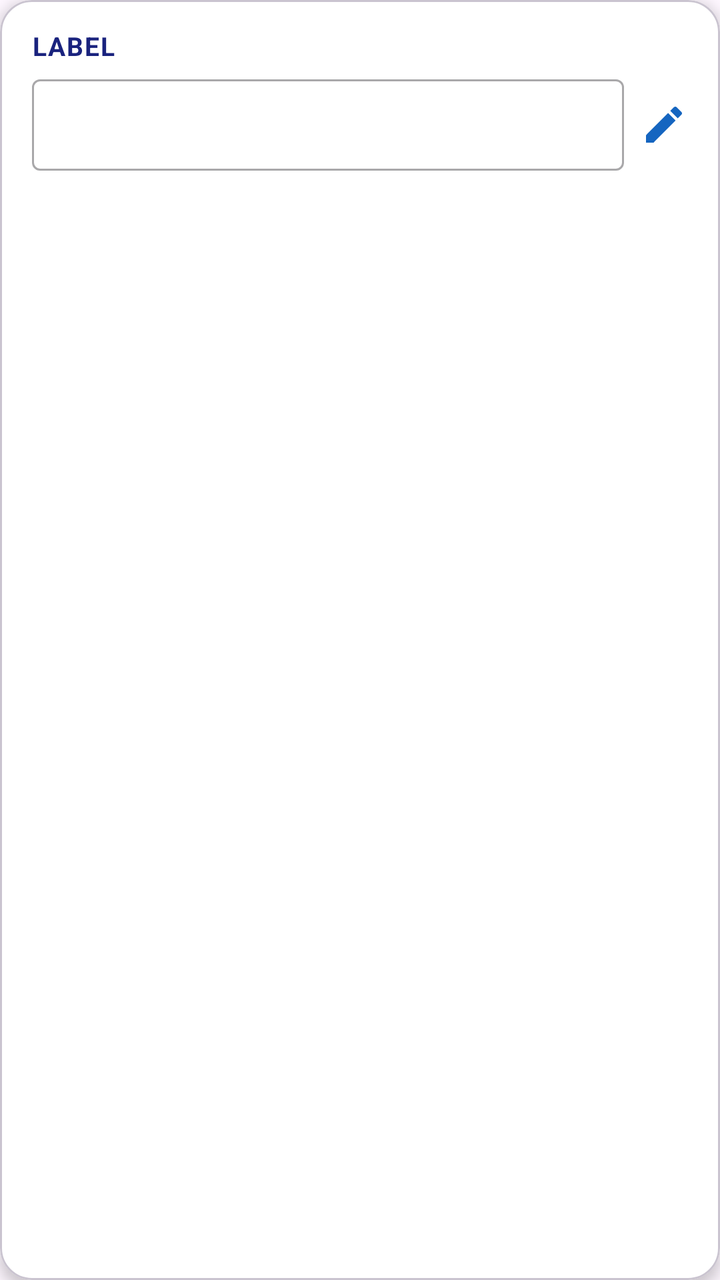
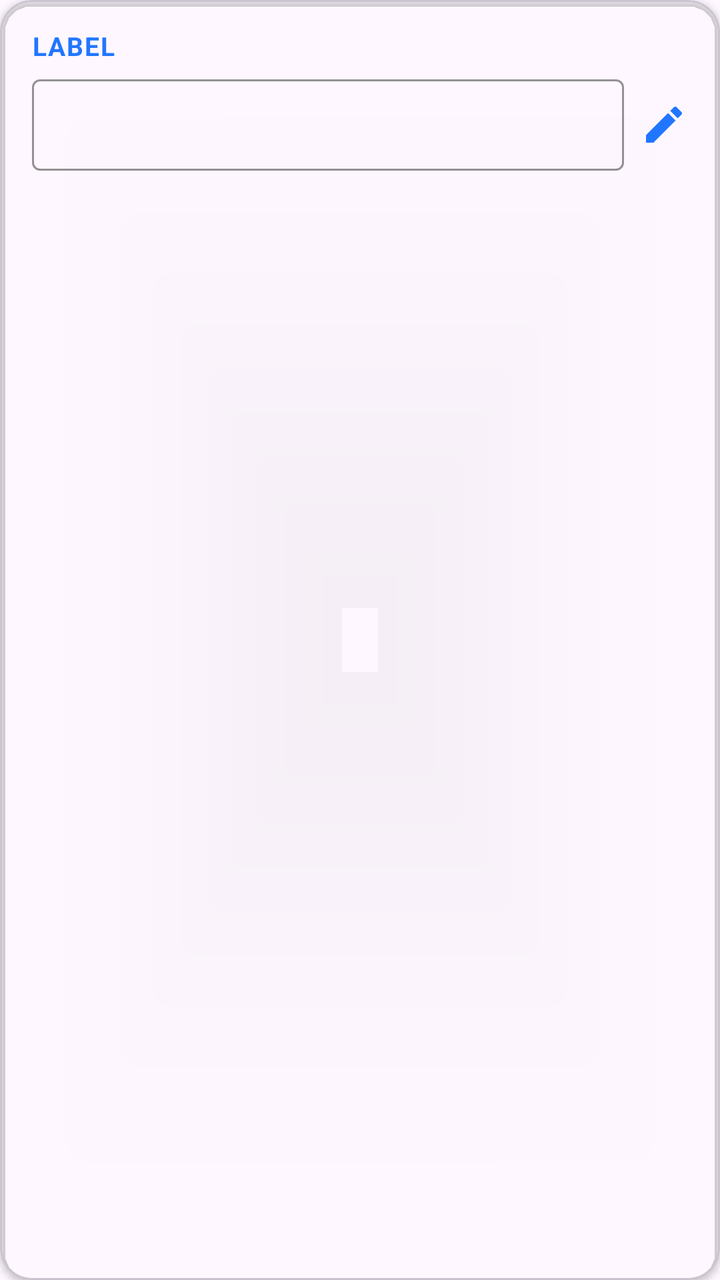

Compare the two renders of this Android layout. The source of the first and the diff that turns it into the second are given below.
<!-- AndroidManifest.xml: application theme Theme.Appointment_Schedule -->
<!-- res/layout/layout_profile_field.xml -->
<?xml version="1.0" encoding="utf-8"?>

<com.google.android.material.card.MaterialCardView xmlns:android="http://schemas.android.com/apk/res/android"
    xmlns:app="http://schemas.android.com/apk/res-auto"
    android:layout_width="match_parent"
    android:layout_height="wrap_content"
    app:cardBackgroundColor="#FFFFFF"
    app:cardCornerRadius="16dp"
    app:cardElevation="4dp">

    <LinearLayout
        android:layout_width="match_parent"
        android:layout_height="wrap_content"
        android:orientation="vertical"
        android:paddingStart="16dp"
        android:paddingTop="14dp"
        android:paddingEnd="16dp"
        android:paddingBottom="14dp">

        <TextView
            android:id="@+id/tv_label"
            android:layout_width="wrap_content"
            android:layout_height="wrap_content"
            android:layout_marginBottom="8dp"
            android:letterSpacing="0.05"
            android:text="LABEL"
            android:textColor="#1A237E"
            android:textSize="13sp"
            android:textStyle="bold" />

        <LinearLayout
            android:layout_width="match_parent"
            android:layout_height="wrap_content"
            android:gravity="center_vertical"
            android:orientation="horizontal">

            <com.google.android.material.textfield.TextInputLayout
                android:id="@+id/text_input_layout"
                style="@style/Widget.MaterialComponents.TextInputLayout.OutlinedBox"
                android:layout_width="0dp"
                android:layout_height="wrap_content"
                android:layout_weight="1"
                app:hintEnabled="false">

                <com.google.android.material.textfield.TextInputEditText
                    android:id="@+id/et_input"
                    android:layout_width="match_parent"
                    android:layout_height="wrap_content"
                    android:enabled="false"
                    android:padding="12dp"
                    android:textColor="#1A1A2E"
                    android:textSize="16sp" />
            </com.google.android.material.textfield.TextInputLayout>

            <ImageButton
                android:id="@+id/btn_edit_field"
                android:layout_width="24dp"
                android:layout_height="24dp"
                android:layout_marginStart="8dp"
                android:background="@android:color/transparent"
                android:contentDescription="@string/desc_edit_field"
                android:src="@drawable/ic_edit"
                android:tint="#1565C0" />
        </LinearLayout>

        <TextView
            android:id="@+id/tv_error"
            android:layout_width="wrap_content"
            android:layout_height="wrap_content"
            android:layout_marginTop="4dp"
            android:text="Error message"
            android:textColor="#FF6B6B"
            android:textSize="12sp"
            android:visibility="gone" />
    </LinearLayout>
</com.google.android.material.card.MaterialCardView>
<!-- resources referenced by this layout -->
<resources>
  <!-- drawable ic_edit (drawable) -->
  <vector xmlns:android="http://schemas.android.com/apk/res/android"
      android:width="24dp"
      android:height="24dp"
      android:viewportWidth="24"
      android:viewportHeight="24"
      android:tint="@color/primary_blue">
      <path
          android:fillColor="@android:color/white"
          android:pathData="M3,17.25V21h3.75L17.81,9.94l-3.75,-3.75L3,17.25zM20.71,7.04c0.39,-0.39 0.39,-1.02 0,-1.41l-2.34,-2.34c-0.39,-0.39 -1.02,-0.39 -1.41,0l-1.83,1.83 3.75,3.75 1.83,-1.83z"/>
  </vector>
  <style name="Theme.Appointment_Schedule" parent="Base.Theme.Appointment_Schedule" />
  <color name="primary_blue">#2176FF</color>
  <style name="Base.Theme.Appointment_Schedule" parent="Theme.Material3.DayNight.NoActionBar">
          
          <item name="colorPrimary">@color/primary_blue</item>
          <item name="android:statusBarColor">@color/background</item>
          <item name="android:windowLightStatusBar">true</item>
      </style>
  <color name="background">#F0F7FF</color>
</resources>

<!-- the commit's change to res/layout/layout_profile_field.xml (unified diff, before → after) -->
@@ -4,9 +4,9 @@
     xmlns:app="http://schemas.android.com/apk/res-auto"
     android:layout_width="match_parent"
     android:layout_height="wrap_content"
-    app:cardBackgroundColor="#FFFFFF"
+    app:cardBackgroundColor="@color/card_background"
     app:cardCornerRadius="16dp"
-    app:cardElevation="4dp">
+    app:cardElevation="2dp">
 
     <LinearLayout
         android:layout_width="match_parent"
@@ -24,7 +24,7 @@
             android:layout_marginBottom="8dp"
             android:letterSpacing="0.05"
             android:text="LABEL"
-            android:textColor="#1A237E"
+            android:textColor="@color/primary_blue"
             android:textSize="13sp"
             android:textStyle="bold" />
 
@@ -40,7 +40,9 @@
                 android:layout_width="0dp"
                 android:layout_height="wrap_content"
                 android:layout_weight="1"
-                app:hintEnabled="false">
+                app:hintEnabled="false"
+                app:boxStrokeColor="@color/primary_blue"
+                app:placeholderTextColor="@color/text_hint">
 
                 <com.google.android.material.textfield.TextInputEditText
                     android:id="@+id/et_input"
@@ -48,7 +50,7 @@
                     android:layout_height="wrap_content"
                     android:enabled="false"
                     android:padding="12dp"
-                    android:textColor="#1A1A2E"
+                    android:textColor="@color/text_primary"
                     android:textSize="16sp" />
             </com.google.android.material.textfield.TextInputLayout>
 
@@ -58,9 +60,9 @@
                 android:layout_height="24dp"
                 android:layout_marginStart="8dp"
                 android:background="@android:color/transparent"
-                android:contentDescription="@string/desc_edit_field"
+                android:contentDescription="@string/edit_btn"
                 android:src="@drawable/ic_edit"
-                android:tint="#1565C0" />
+                app:tint="@color/primary_blue" />
         </LinearLayout>
 
         <TextView
@@ -69,7 +71,7 @@
             android:layout_height="wrap_content"
             android:layout_marginTop="4dp"
             android:text="Error message"
-            android:textColor="#FF6B6B"
+            android:textColor="@color/error_red"
             android:textSize="12sp"
             android:visibility="gone" />
     </LinearLayout>
<!-- resource entries referenced after the edit -->
@@ -1,5 +1,6 @@
 <!-- resources referenced by this layout -->
 <resources>
+  <color name="error_red">#B71C1C</color>
   <!-- drawable ic_edit (drawable) -->
   <vector xmlns:android="http://schemas.android.com/apk/res/android"
       android:width="24dp"
@@ -11,8 +12,10 @@
           android:fillColor="@android:color/white"
           android:pathData="M3,17.25V21h3.75L17.81,9.94l-3.75,-3.75L3,17.25zM20.71,7.04c0.39,-0.39 0.39,-1.02 0,-1.41l-2.34,-2.34c-0.39,-0.39 -1.02,-0.39 -1.41,0l-1.83,1.83 3.75,3.75 1.83,-1.83z"/>
   </vector>
+  <string name="edit_btn">Edit</string>
   <style name="Theme.Appointment_Schedule" parent="Base.Theme.Appointment_Schedule" />
   <color name="primary_blue">#2176FF</color>
+  <color name="text_hint">#888888</color>
   <style name="Base.Theme.Appointment_Schedule" parent="Theme.Material3.DayNight.NoActionBar">
           
           <item name="colorPrimary">@color/primary_blue</item>
